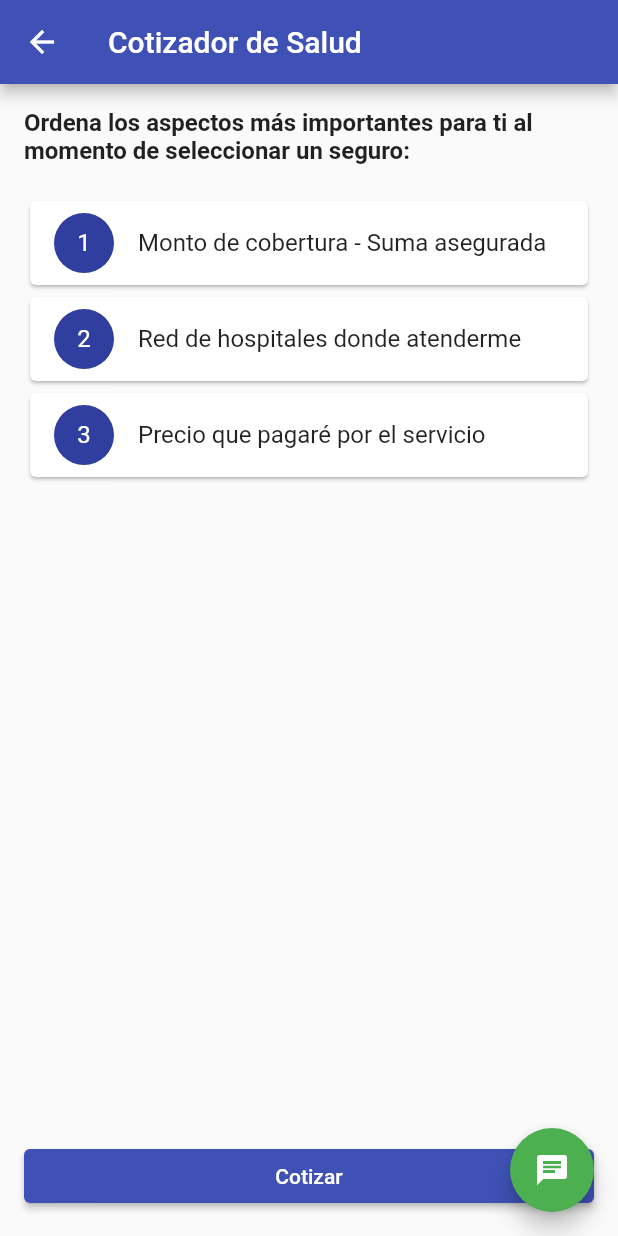
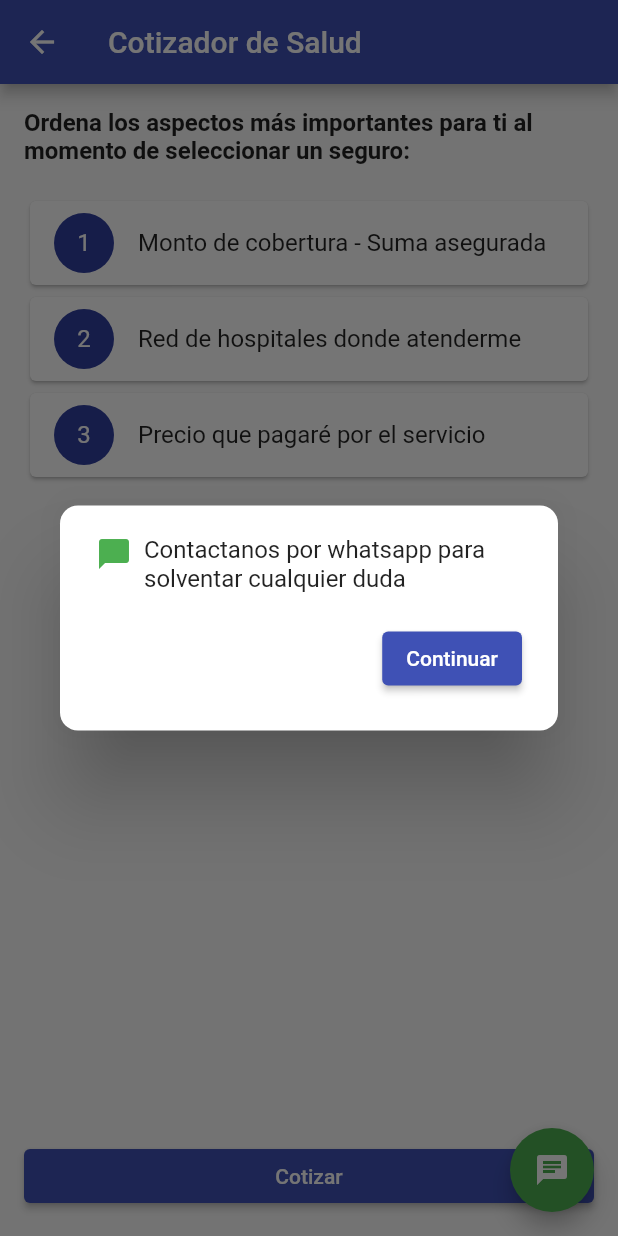
Before and after one commit to danielmmerino/cotizador_broker, a Flutter app: the CotizadorSaludPage screen opened directly, after a tap on the "chat" icon, on a phone screen of 412 x 824 dp. Run offline on Flutter 3.47's test engine with Material 2 defaults, Android fonts, the phone set to English and light mode, and no system bars.

Commit message:
Add popup confirmation before WhatsApp redirect

```diff
--- a/lib/widgets/whatsapp_button.dart
+++ b/lib/widgets/whatsapp_button.dart
@@ -14,10 +14,48 @@ class WhatsappButton extends StatelessWidget {
     }
   }
 
+  void _showChatDialog(BuildContext context) {
+    showDialog(
+      context: context,
+      builder: (_) => AlertDialog(
+        shape: RoundedRectangleBorder(borderRadius: BorderRadius.circular(12)),
+        content: Column(
+          mainAxisSize: MainAxisSize.min,
+          crossAxisAlignment: CrossAxisAlignment.stretch,
+          children: [
+            Row(
+              crossAxisAlignment: CrossAxisAlignment.start,
+              children: const [
+                Icon(Icons.chat_bubble, color: Colors.green),
+                SizedBox(width: 8),
+                Expanded(
+                  child: Text(
+                    'Contactanos por whatsapp para solventar cualquier duda',
+                  ),
+                ),
+              ],
+            ),
+            const SizedBox(height: 20),
+            Align(
+              alignment: Alignment.centerRight,
+              child: ElevatedButton(
+                onPressed: () {
+                  Navigator.of(context).pop();
+                  _openWhatsapp();
+                },
+                child: const Text('Continuar'),
+              ),
+            ),
+          ],
+        ),
+      ),
+    );
+  }
+
   @override
   Widget build(BuildContext context) {
     return FloatingActionButton(
-      onPressed: _openWhatsapp,
+      onPressed: () => _showChatDialog(context),
       backgroundColor: Colors.green,
       child: const Icon(Icons.chat),
     );
```
